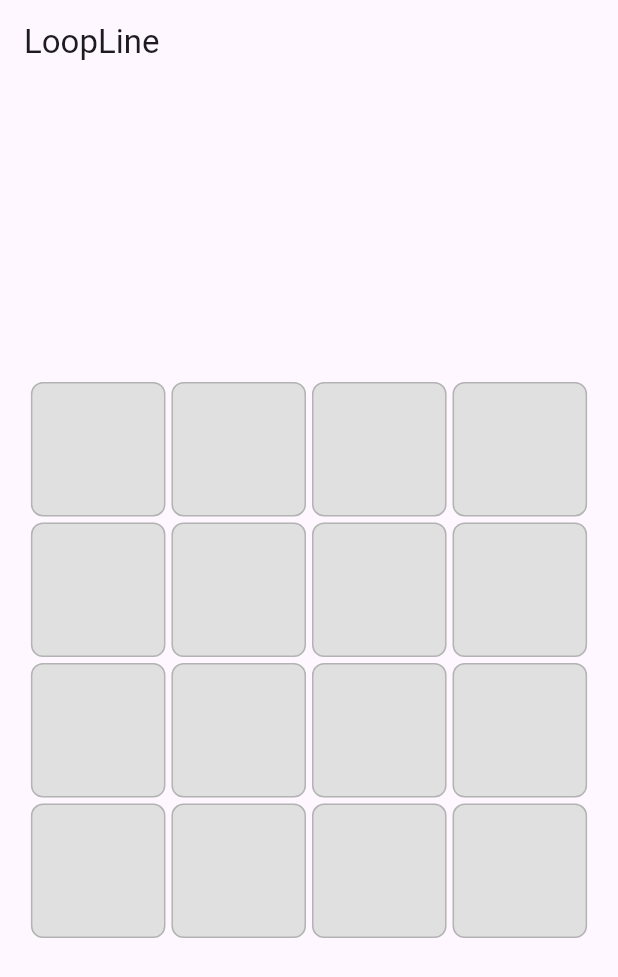
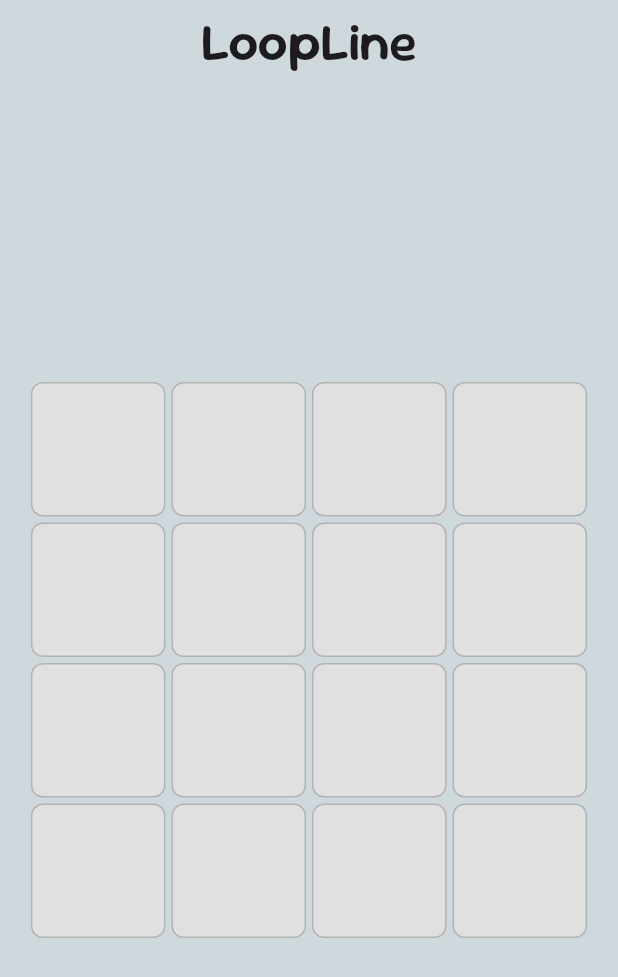
Before and after one commit to subsavage/LoopLine, a Flutter app: the screen it shows after launch, on a phone screen of 412 x 824 dp. Shown: the top 977 px of the screen. Run offline on Flutter 3.47's test engine with Material 3 defaults, Android fonts, the phone set to English and light mode, and no system bars; our stand-ins replace confetti.

Commit message:
add fonts and styling

```diff
--- a/lib/game_screen.dart
+++ b/lib/game_screen.dart
@@ -84,11 +84,20 @@ class _GameScreenState extends State<GameScreen>
       context: context,
       barrierDismissible: false,
       builder: (_) => AlertDialog(
-        title: const Text("Game Over"),
+        title: const Text(
+          "Game Over",
+          style: TextStyle(
+            fontFamily: "SourGummy",
+            fontWeight: FontWeight.w600,
+          ),
+        ),
         content: Text(
           "$playerColor WINS!!!",
           style: TextStyle(
             color: player == 1 ? Colors.red : Colors.blue,
+            fontFamily: "SourGummy",
+            fontWeight: FontWeight.w600,
+            fontSize: 50,
           ),
         ),
         actions: [
@@ -97,7 +106,13 @@ class _GameScreenState extends State<GameScreen>
               Navigator.of(context).pop();
               resetGame();
             },
-            child: const Text("Play Again"),
+            child: const Text(
+              "Play Again",
+              style: TextStyle(
+                fontFamily: "SourGummy",
+                fontWeight: FontWeight.w600,
+              ),
+            ),
           ),
         ],
       ),
@@ -115,7 +130,19 @@ class _GameScreenState extends State<GameScreen>
   @override
   Widget build(BuildContext context) {
     return Scaffold(
-      appBar: AppBar(title: const Text("LoopLine")),
+      backgroundColor: Colors.blueGrey[100],
+      appBar: AppBar(
+        centerTitle: true,
+        title: const Text(
+          "LoopLine",
+          style: TextStyle(
+            fontFamily: "SourGummy",
+            fontWeight: FontWeight.w600,
+            fontSize: 35,
+          ),
+        ),
+        backgroundColor: Colors.blueGrey[100],
+      ),
       body: Stack(
         children: [
           Center(
```
Also changed, not shown: pubspec.yaml (+10 -12 lines), assets/fonts/SourGummy-Bold.ttf (added), assets/fonts/SourGummy-Light.ttf (added), assets/fonts/SourGummy-SemiBold.ttf (added).
